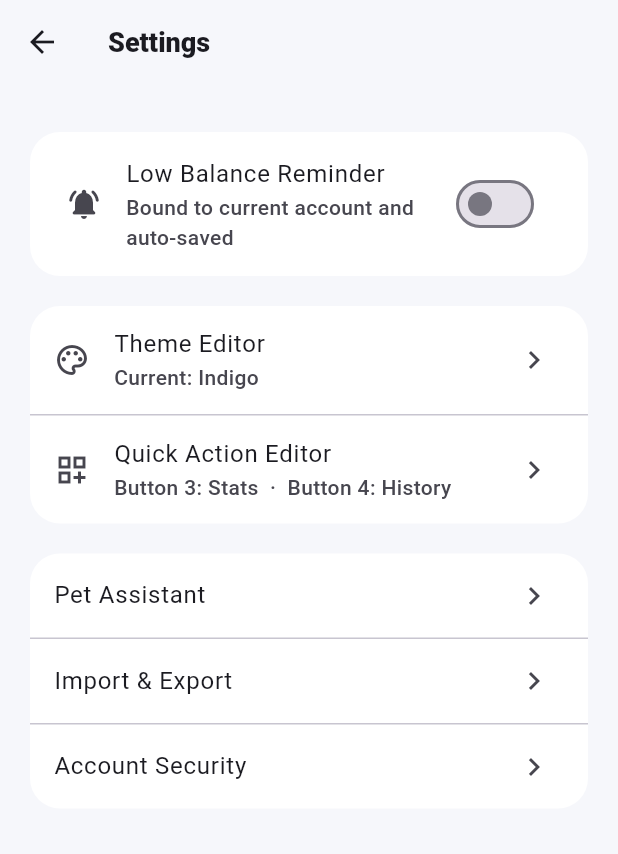
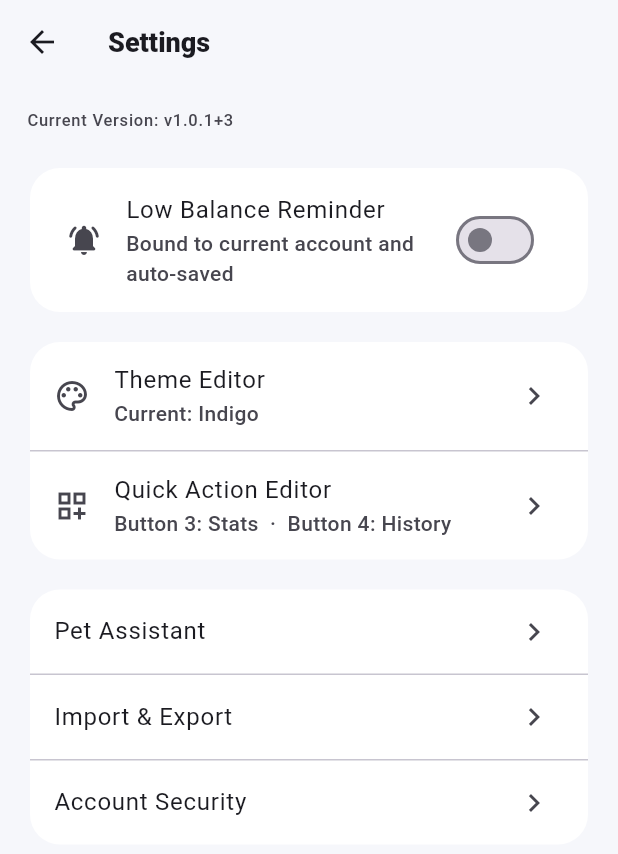
Before and after one commit to RonganBai/ledger, a Flutter app: the SettingsPage screen opened directly with empty values, on a phone screen of 412 x 824 dp. Shown: the top 854 px of the screen. Run offline on Flutter 3.47's test engine with Material 3 defaults, Android fonts, the phone set to English and light mode, and no system bars; our stand-ins replace cross_file, csv, drift, drift_flutter, file_picker, flutter_local_notifications and 5 more; missing offline and left inert: excel, flutter_background_service, gbk_codec, google_mlkit_text_recognition; accounts and stored records are empty; generated files the repository leaves out were written again.

Commit message:
release(test): update version display and APK to v1.0.1+3
Includes menu/settings version text and refreshed Test Release 2026-03-08 v1.0.1+3 APK.

```diff
--- /dev/null
+++ b/lib/app/app_version.dart
@@ -0,0 +1,15 @@
+import 'package:flutter/foundation.dart';
+import 'package:package_info_plus/package_info_plus.dart';
+
+final ValueNotifier<String> appVersionText = ValueNotifier<String>('v-');
+
+Future<void> loadAppVersion() async {
+  try {
+    final info = await PackageInfo.fromPlatform();
+    final version = info.version.trim();
+    final build = info.buildNumber.trim();
+    appVersionText.value = build.isEmpty ? 'v$version' : 'v$version+$build';
+  } catch (_) {
+    appVersionText.value = 'v-';
+  }
+}
--- a/lib/features/settings/settings_page.dart
+++ b/lib/features/settings/settings_page.dart
@@ -9,6 +9,7 @@ import 'package:supabase_flutter/supabase_flutter.dart';
 
 import '../../app/settings.dart';
 import '../../app/theme.dart';
+import '../../app/app_version.dart';
 import '../../data/db/app_database.dart';
 import '../auth/auth_redirect.dart';
 import 'settings_texts.dart';
@@ -271,6 +272,18 @@ class _SettingsPageState extends State<SettingsPage> {
           : ListView(
               padding: const EdgeInsets.all(16),
               children: [
+                ValueListenableBuilder<String>(
+                  valueListenable: appVersionText,
+                  builder: (context, version, _) => Padding(
+                    padding: const EdgeInsets.only(left: 2, bottom: 8),
+                    child: Text(
+                      'Current Version: $version',
+                      style: Theme.of(context).textTheme.labelSmall?.copyWith(
+                        color: Theme.of(context).colorScheme.onSurfaceVariant,
+                      ),
+                    ),
+                  ),
+                ),
                 if (widget.onToggleLocale != null)
                   Card(
                     child: SwitchListTile(
--- a/lib/main.dart
+++ b/lib/main.dart
@@ -2,6 +2,7 @@ import 'package:flutter/material.dart';
 import 'package:supabase_flutter/supabase_flutter.dart';
 
 import 'app/app.dart';
+import 'app/app_version.dart';
 import 'data/db/app_database.dart';
 import 'features/reports/report_service.dart';
 import 'services/app_log.dart';
@@ -10,6 +11,7 @@ import 'services/background_runtime_service.dart';
 Future<void> main() async {
   WidgetsFlutterBinding.ensureInitialized();
   AppLog.i('Bootstrap', 'App startup begin');
+  await loadAppVersion();
   var supabaseReady = false;
 
   try {
--- a/pubspec.yaml
+++ b/pubspec.yaml
@@ -16,7 +16,7 @@ publish_to: 'none' # Remove this line if you wish to publish to pub.dev
 # https://developer.apple.com/library/archive/documentation/General/Reference/InfoPlistKeyReference/Articles/CoreFoundationKeys.html
 # In Windows, build-name is used as the major, minor, and patch parts
 # of the product and file versions while build-number is used as the build suffix.
-version: 1.0.0+2
+version: 1.0.1+3
 
 environment:
   sdk: ^3.11.0
@@ -34,6 +34,7 @@ dependencies:
     sdk: flutter
   intl: any
   cupertino_icons: ^1.0.8
+  package_info_plus: ^8.0.0
   drift: ^2.20.0
   drift_flutter: ^0.2.0
   uuid: ^4.4.0
```
Also changed, not shown: lib/features/ledger/widgets/ledger_side_menu.dart (+14 -0 lines), pubspec.lock, 2 other files.
